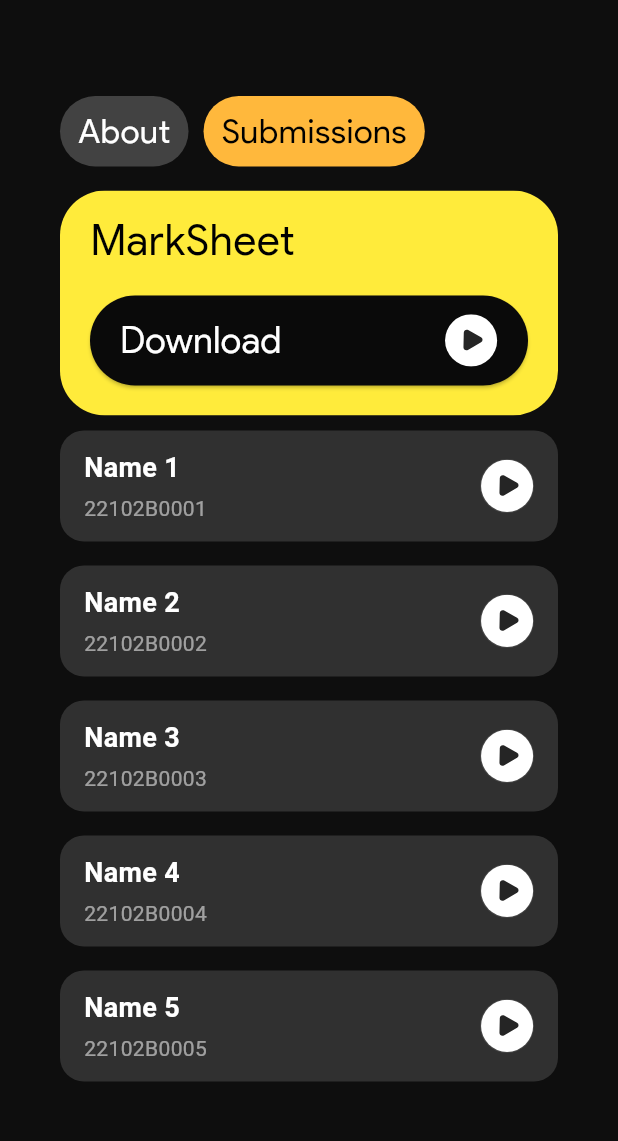
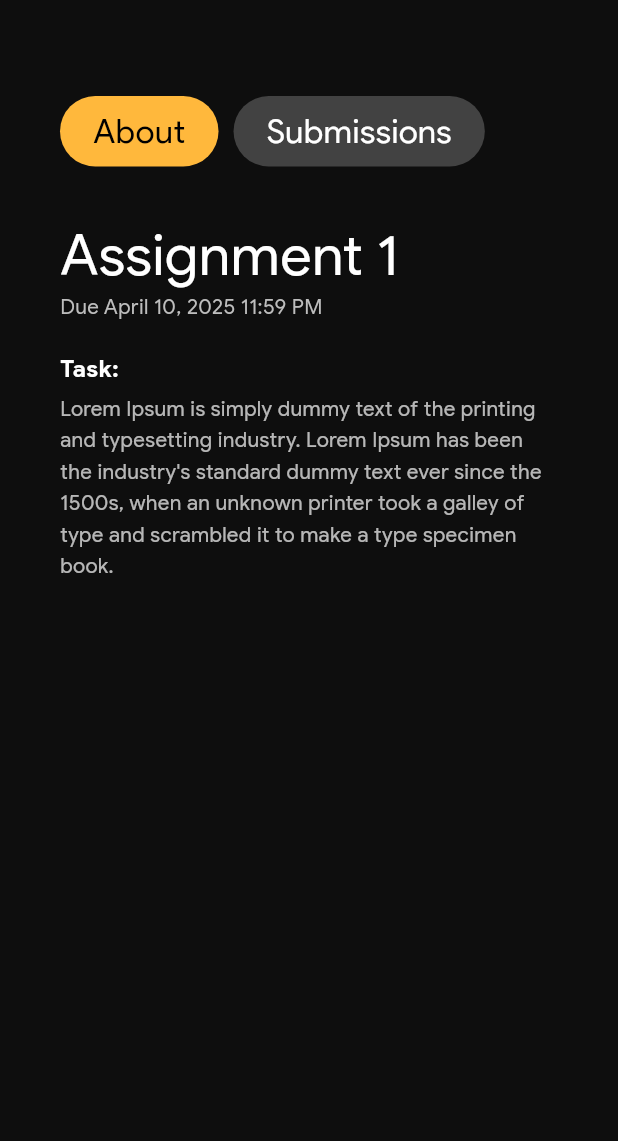
Before and after one commit to sambhandavale/GradeGenius, a Flutter app: the AboutAssignment screen opened directly, on a phone screen of 412 x 824 dp, the part 84-1225 px from its top. Run offline on Flutter 3.47's test engine with Material 3 defaults, Android fonts, the phone set to English and light mode, and no system bars; our stand-ins replace dio, file_picker, flutter_secure_storage, flutter_svg, jwt_decoder; accounts and stored records are empty.

Commit message:
ui updates

```diff
--- a/lib/components/landing/feature_box.dart
+++ b/lib/components/landing/feature_box.dart
@@ -72,7 +72,6 @@ class CreateCardFeature extends StatelessWidget {
               padding: const EdgeInsets.all(20.0),
               child: Column(
                 crossAxisAlignment: CrossAxisAlignment.start,
-                mainAxisAlignment: MainAxisAlignment.spaceBetween,
                 children: [
                   if(topText.isNotEmpty)
                   Text(
@@ -94,9 +93,11 @@ class CreateCardFeature extends StatelessWidget {
                       color: Colors.black,
                       fontWeight: FontWeight.w500,
                       fontFamily: 'GoogleSans',
+                      height: 1
                       // height: 1,
                     ),
                   ),
+                  const Spacer(),
                   IconTextButton(
                     text: buttonText,
                     iconPath: 'assets/icons/common/play.svg',
--- a/lib/views/main/assignment.dart
+++ b/lib/views/main/assignment.dart
@@ -37,7 +37,8 @@ class AboutAssignment extends StatefulWidget {
 
 class _AboutAssignmentState extends State<AboutAssignment> {
   bool isAuth = true;
-  int selectedIndex = 1;
+  int selectedIndex = 0;
+  bool openStudentAssignment = false;
 
   @override
   void initState() {
@@ -78,7 +79,11 @@ class _AboutAssignmentState extends State<AboutAssignment> {
             ),
           ),
           SizedBox(height: 16),
-          if(selectedIndex == 1)
+          if(openStudentAssignment)
+          _buildStudentAssignment(),
+          if(selectedIndex == 0 && !openStudentAssignment)
+          _buildAboutAssignment(),
+          if(selectedIndex == 1 && !openStudentAssignment)
           _buildSubmissions(),
         ],
       ),
@@ -92,10 +97,11 @@ class _AboutAssignmentState extends State<AboutAssignment> {
       onTap: () {
         setState(() {
           selectedIndex = index;
+          openStudentAssignment = false;
         });
       },
       child: Container(
-        padding: EdgeInsets.symmetric(horizontal: 12, vertical: 8),
+        padding: EdgeInsets.symmetric(horizontal: 22, vertical: 8),
         decoration: BoxDecoration(
           color: isSelected ? const Color.fromARGB(255, 255, 184, 60) : Colors.grey[800],
           borderRadius: BorderRadius.circular(50),
@@ -110,6 +116,160 @@ class _AboutAssignmentState extends State<AboutAssignment> {
                 fontSize: 22,
               ),
             ),
+          ],
+        ),
+      ),
+    );
+  }
+
+  Widget _buildAboutAssignment() {
+    return Expanded(
+      child: SingleChildScrollView(
+        child: Column(
+          crossAxisAlignment: CrossAxisAlignment.start,
+          children: [
+            const SizedBox(height: 24,),
+            const Text(
+              'Assignment 1',
+              style: TextStyle(
+                fontSize: 38,
+                fontFamily: 'GoogleSans',
+                fontWeight: FontWeight.w500,
+                color: Colors.white,
+                height: 1
+              ),
+            ),
+
+            // Due Date
+            const SizedBox(height: 5),
+            Text(
+              'Due April 10, 2025 11:59 PM',
+              style: TextStyle(
+                fontSize: 14,
+                fontFamily: 'GoogleSans',
+                color: Colors.grey[400],
+              ),
+            ),
+
+            const SizedBox(height: 20),
+
+            // Task Title
+            const Text(
+              'Task:',
+              style: TextStyle(
+                fontSize: 16,
+                fontFamily: 'GoogleSans',
+                fontWeight: FontWeight.w600,
+                color: Colors.white,
+              ),
+            ),
+
+            const SizedBox(height: 5),
+
+            // Task Description
+            const Text(
+              'Lorem Ipsum is simply dummy text of the printing and typesetting industry. '
+              'Lorem Ipsum has been the industry\'s standard dummy text ever since the 1500s, '
+              'when an unknown printer took a galley of type and scrambled it to make a type specimen book.',
+              style: TextStyle(
+                fontSize: 14,
+                fontFamily: 'GoogleSans',
+                color: Colors.white70,
+                height: 1.5,
+              ),
+            ),
+          ],
+        ),
+      ),
+    );
+  }
+
+  Widget _buildStudentAssignment() {
+    return Expanded(
+      child: SingleChildScrollView(
+        child: Column(
+          crossAxisAlignment: CrossAxisAlignment.start,
+          children: [
+            const SizedBox(height: 24,),
+            const Text(
+              'Assignment 1',
+              style: TextStyle(
+                fontSize: 38,
+                fontFamily: 'GoogleSans',
+                fontWeight: FontWeight.w500,
+                color: Colors.white,
+                height: 1
+              ),
+            ),
+            const SizedBox(height: 32,),
+            const Text(
+              'Maitri Dalvi',
+              style: TextStyle(
+                fontSize: 32,
+                fontFamily: 'GoogleSans',
+                fontWeight: FontWeight.w500,
+                color: Colors.white,
+                height: 1
+              ),
+            ),
+
+            // Due Date
+            const SizedBox(height: 5),
+            Text(
+              'Due April 10, 2025 11:59 PM',
+              style: TextStyle(
+                fontSize: 14,
+                fontFamily: 'GoogleSans',
+                color: Colors.grey[400],
+              ),
+            ),
+
+            const SizedBox(height: 20),
+
+            // Task Title
+            const Text(
+              'Task:',
+              style: TextStyle(
+                fontSize: 16,
+                fontFamily: 'GoogleSans',
+                fontWeight: FontWeight.w600,
+                color: Colors.white,
+              ),
+            ),
+
+            const SizedBox(height: 5),
+
+            // Task Description
+            const Text(
+              'Lorem Ipsum is simply dummy text of the printing and typesetting industry. '
+              'Lorem Ipsum has been the industry\'s standard dummy text ever since the 1500s, '
+              'when an unknown printer took a galley of type and scrambled it to make a type specimen book.',
+              style: TextStyle(
+                fontSize: 14,
+                fontFamily: 'GoogleSans',
+                color: Colors.white70,
+                height: 1.5,
+              ),
+            ),
+            const SizedBox(height: 16,),
+            _buildSubmissionCard(
+              name: 'Assignment0.pdf',
+              rollno: '',
+              onTap: () {
+                setState(() {
+                  openStudentAssignment = true;
+                });
+              },
+            ),
+            Text(
+              'Grade: 9/10',
+              style: TextStyle(
+                fontSize: 18,
+                fontFamily: 'GoogleSans',
+                color: Colors.grey[400],
+              ),
+            ),
+
           ],
         ),
       ),
@@ -140,6 +300,11 @@ class _AboutAssignmentState extends State<AboutAssignment> {
               return _buildSubmissionCard(
                 name: file['name']!,
                 rollno: file['rollno']!,
+                onTap: () {
+                  setState(() {
+                    openStudentAssignment = true;
+                  });
+                },
               );
             }),
           ],
@@ -148,8 +313,14 @@ class _AboutAssignmentState extends State<AboutAssignment> {
     );
   }
 
-  Widget _buildSubmissionCard({required String name, required String rollno}) {
-    return Container(
+  Widget _buildSubmissionCard({
+    required String name,
+    required String rollno,
+    required VoidCallback onTap,
+  }) {
+    return GestureDetector(
+      onTap: onTap, // This triggers when the card is tapped
+      child: Container(
         margin: const EdgeInsets.only(bottom: 16),
         padding: const EdgeInsets.symmetric(horizontal: 16, vertical: 12),
         decoration: BoxDecoration(
@@ -171,6 +342,7 @@ class _AboutAssignmentState extends State<AboutAssignment> {
                   ),
                 ),
                 const SizedBox(height: 4),
+                if(rollno.isNotEmpty)
                 Text(
                   rollno,
                   style: const TextStyle(
@@ -195,6 +367,7 @@ class _AboutAssignmentState extends State<AboutAssignment> {
             ),
           ],
         ),
+      ),
     );
   }
 
--- a/lib/views/main/landing_page.dart
+++ b/lib/views/main/landing_page.dart
@@ -99,14 +99,14 @@ class _LandingPageState extends State<LandingPage> {
             CreateCardFeature(
               imagePath: 'assets/images/ppt.png',
               topText: 'Generate',
-              bottomText: 'PPT',
+              bottomText: 'Notes',
               buttonText: 'Generate',
               height: 250,
               imageTop: 0,
               imageLeft: 100,
               imageHeight: 300,
               imageWidth: 300,
-              bgColor: const Color.fromARGB(255, 108, 177, 113),
+              bgColor: const Color.fromARGB(255, 130, 153, 255),
               onPressed: () {
                 Navigator.of(context).push(
                   CupertinoPageRoute(builder: (context) => AddAssignment()),
```
Also changed, not shown: lib/views/main/add_assignment.dart (+8 -7 lines). Lines whose indentation alone changed are shown as unchanged.
